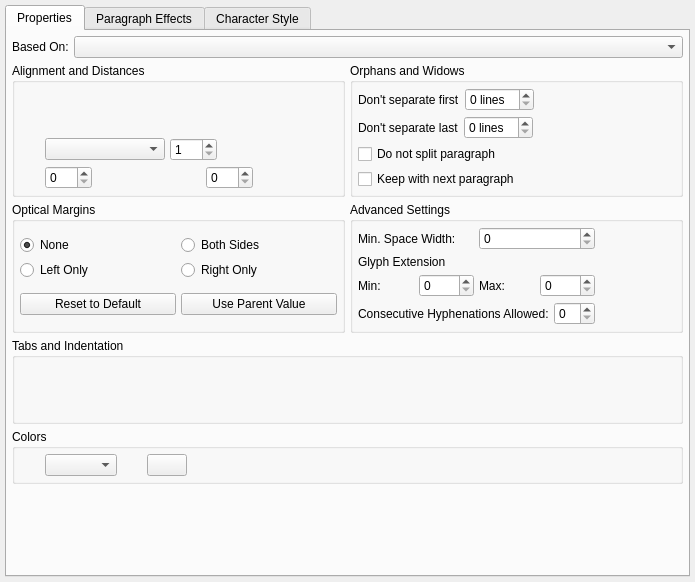
This is scribus/ui/smpstylewidget.ui in HOST-Oman/scribus as Qt 5 draws it before an edit. The edited form follows.
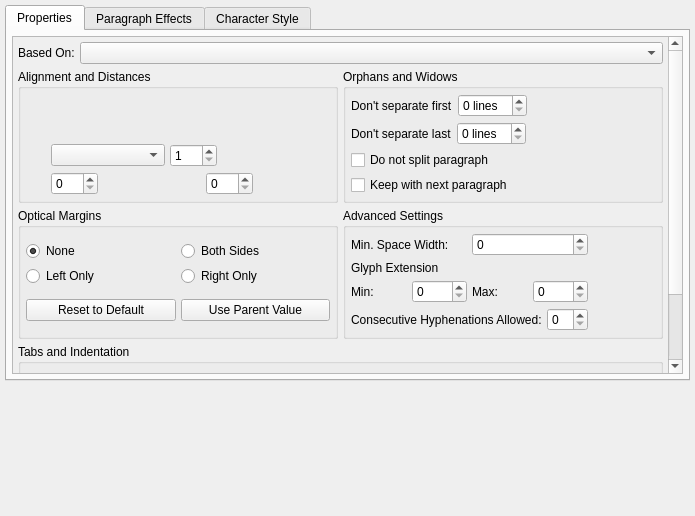
This is the edited form. The open tabs and pages were chosen to show the change. Custom widgets are drawn as their Qt base class.

Commit message:
fix Style Manager Dialog is too big to show on small screens
It seems that no more space left in SMPStyleWidget & SMCStyleWidget
after we added advance text properties [font features ..etc].
To fix this I put them in scrollarea so all properties can fit in one
place.

```diff
--- a/scribus/ui/smpstylewidget.ui
+++ b/scribus/ui/smpstylewidget.ui
@@ -7,12 +7,18 @@
     <x>0</x>
     <y>0</y>
     <width>695</width>
-    <height>582</height>
+    <height>516</height>
    </rect>
   </property>
   <layout class="QVBoxLayout">
    <item>
     <widget class="QTabWidget" name="tabWidget">
+     <property name="sizePolicy">
+      <sizepolicy hsizetype="Preferred" vsizetype="Preferred">
+       <horstretch>0</horstretch>
+       <verstretch>0</verstretch>
+      </sizepolicy>
+     </property>
      <property name="currentIndex">
       <number>0</number>
      </property>
@@ -22,6 +28,26 @@
       </attribute>
       <layout class="QVBoxLayout" name="verticalLayout_8">
        <item>
+        <widget class="QScrollArea" name="scrollArea">
+         <property name="frameShape">
+          <enum>QFrame::StyledPanel</enum>
+         </property>
+         <property name="widgetResizable">
+          <bool>true</bool>
+         </property>
+         <widget class="QWidget" name="scrollAreaWidgetContents">
+          <property name="geometry">
+           <rect>
+            <x>0</x>
+            <y>0</y>
+            <width>639</width>
+            <height>570</height>
+           </rect>
+          </property>
+          <layout class="QVBoxLayout" name="verticalLayout_11">
+           <item>
+            <layout class="QVBoxLayout" name="verticalLayout_10">
+             <item>
         <layout class="QHBoxLayout">
          <property name="spacing">
           <number>5</number>
@@ -51,6 +77,8 @@
          </item>
         </layout>
        </item>
+            </layout>
+           </item>
        <item>
         <layout class="QGridLayout" name="gridLayout">
          <item row="0" column="0">
@@ -744,18 +772,9 @@
          </layout>
         </widget>
        </item>
-       <item>
-        <spacer name="verticalSpacer">
-         <property name="orientation">
-          <enum>Qt::Vertical</enum>
-         </property>
-         <property name="sizeHint" stdset="0">
-          <size>
-           <width>20</width>
-           <height>0</height>
-          </size>
-         </property>
-        </spacer>
+          </layout>
+         </widget>
+        </widget>
        </item>
       </layout>
      </widget>
@@ -1326,6 +1345,19 @@
      </widget>
     </widget>
    </item>
+   <item>
+    <spacer name="verticalSpacer">
+     <property name="orientation">
+      <enum>Qt::Vertical</enum>
+     </property>
+     <property name="sizeHint" stdset="0">
+      <size>
+       <width>20</width>
+       <height>40</height>
+      </size>
+     </property>
+    </spacer>
+   </item>
   </layout>
  </widget>
  <layoutdefault spacing="5" margin="5"/>
```
Left out of the diff: 2 changed lines with no effect on the pictures. Lines whose indentation alone changed are shown as unchanged. The commit also changes 2 other files.
